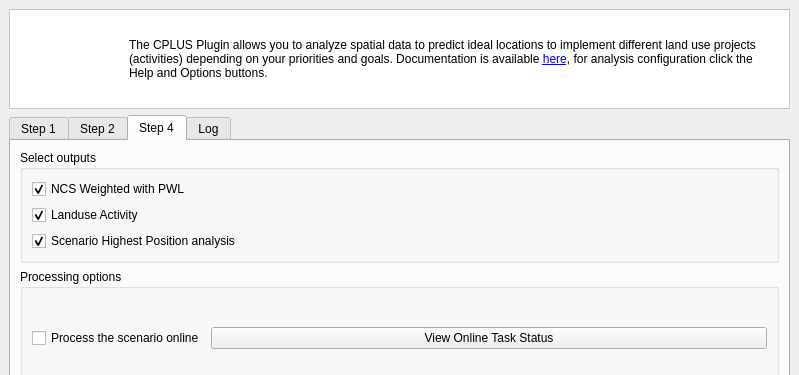
This is src/cplus_plugin/ui/qgis_cplus_main_dockwidget.ui in ConservationInternational/cplus-plugin as Qt 5 draws it before an edit; both pictures show x 0 to 799 and y 0 to 375 of the 799 by 654 pixel window. The edited form follows.
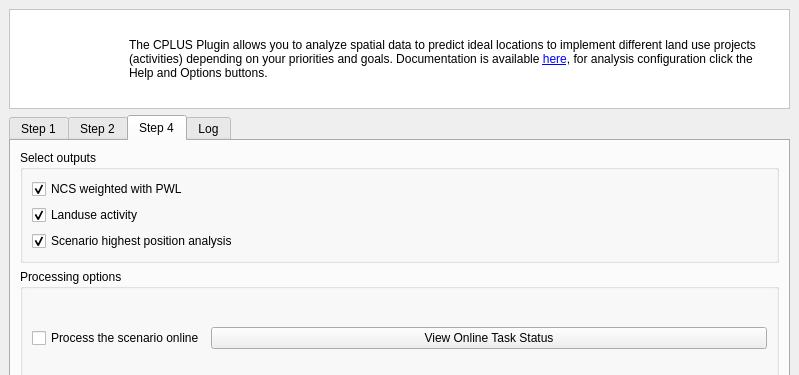
This is the edited form. The open tabs and pages were chosen to show the change. Icons and pictures are not drawn. Custom widgets are drawn as their Qt base class.

Patch:
```diff
--- a/src/cplus_plugin/ui/qgis_cplus_main_dockwidget.ui
+++ b/src/cplus_plugin/ui/qgis_cplus_main_dockwidget.ui
@@ -466,7 +466,7 @@
               <string>&lt;html&gt;&lt;head/&gt;&lt;body&gt;&lt;p&gt;Whether to produce the landuse project layers outputs.&lt;/p&gt;&lt;/body&gt;&lt;/html&gt;</string>
              </property>
              <property name="text">
-              <string>Landuse Activity</string>
+              <string>Landuse activity</string>
              </property>
              <property name="checked">
               <bool>true</bool>
@@ -479,7 +479,7 @@
               <string>&lt;html&gt;&lt;head/&gt;&lt;body&gt;&lt;p&gt;Whether to produce the final highest position analysis outputs, unselecting this option will disable report generation this is because the highest position output is a required output for report generation.&lt;/p&gt;&lt;/body&gt;&lt;/html&gt;</string>
              </property>
              <property name="text">
-              <string>Scenario Highest Position analysis</string>
+              <string>Scenario highest position analysis</string>
              </property>
              <property name="checked">
               <bool>true</bool>
@@ -492,7 +492,7 @@
               <string>&lt;html&gt;&lt;head/&gt;&lt;body&gt;&lt;p&gt;Whether to produce the NCS pathways outputs.&lt;/p&gt;&lt;/body&gt;&lt;/html&gt;</string>
              </property>
              <property name="text">
-              <string>NCS Weighted with PWL</string>
+              <string>NCS weighted with PWL</string>
              </property>
              <property name="checked">
               <bool>true</bool>
```
Left out of the diff: 2 changed lines with no effect on the pictures.
